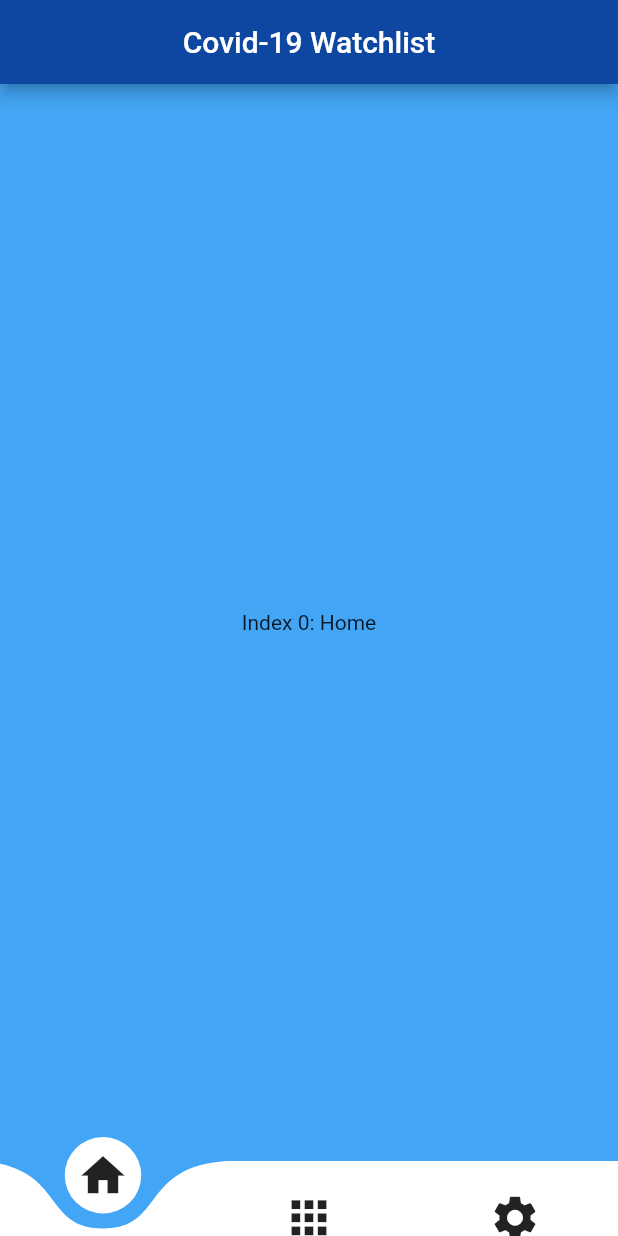
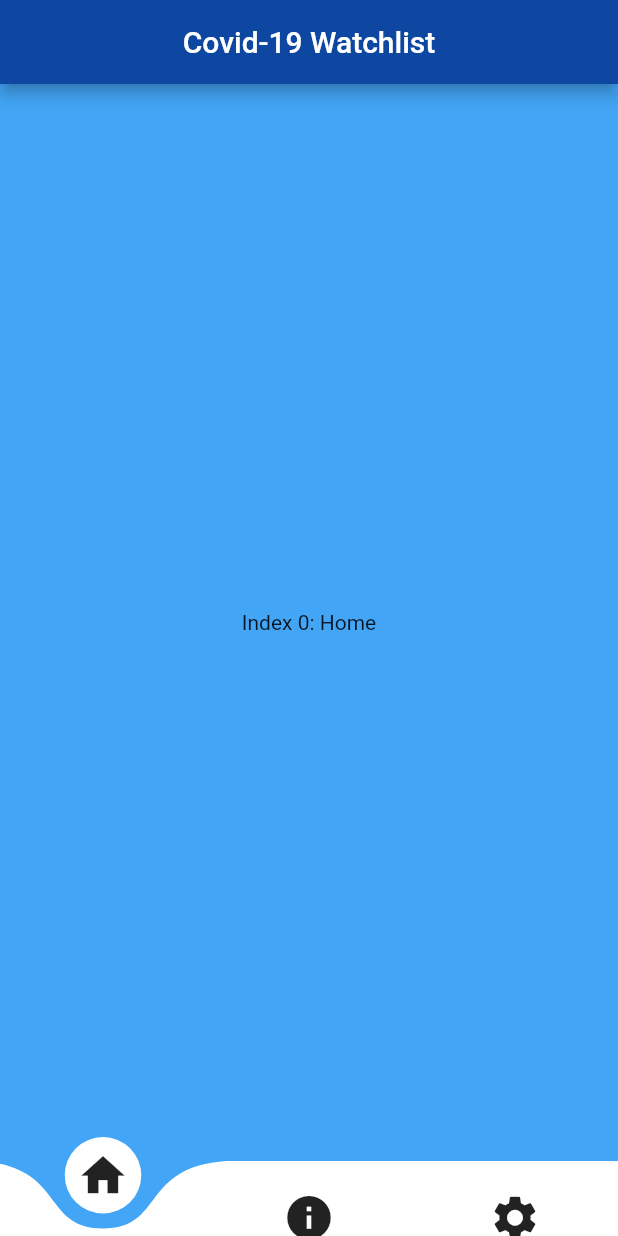
Before and after one commit to TheSecretIron/flutter_apptest1, a Flutter app: the screen it shows after launch, on a phone screen of 412 x 824 dp. Run offline on Flutter 3.47's test engine with Material 2 defaults, Android fonts, the phone set to English and light mode, and no system bars; drawn by our look-alikes of curved_navigation_bar.

Commit message:
Change of icons 1.0

```diff
--- a/lib/main.dart
+++ b/lib/main.dart
@@ -50,7 +50,7 @@ class _HomeState extends State<Home> {
         height: 50.0,
         items:  <Widget>[
           Icon(Icons.home, size: 35),
-          Icon(Icons.apps, size: 35),
+          Icon(Icons.info, size: 35),
           Icon(Icons.settings, size: 35),
         ],
         index: _page,
```
